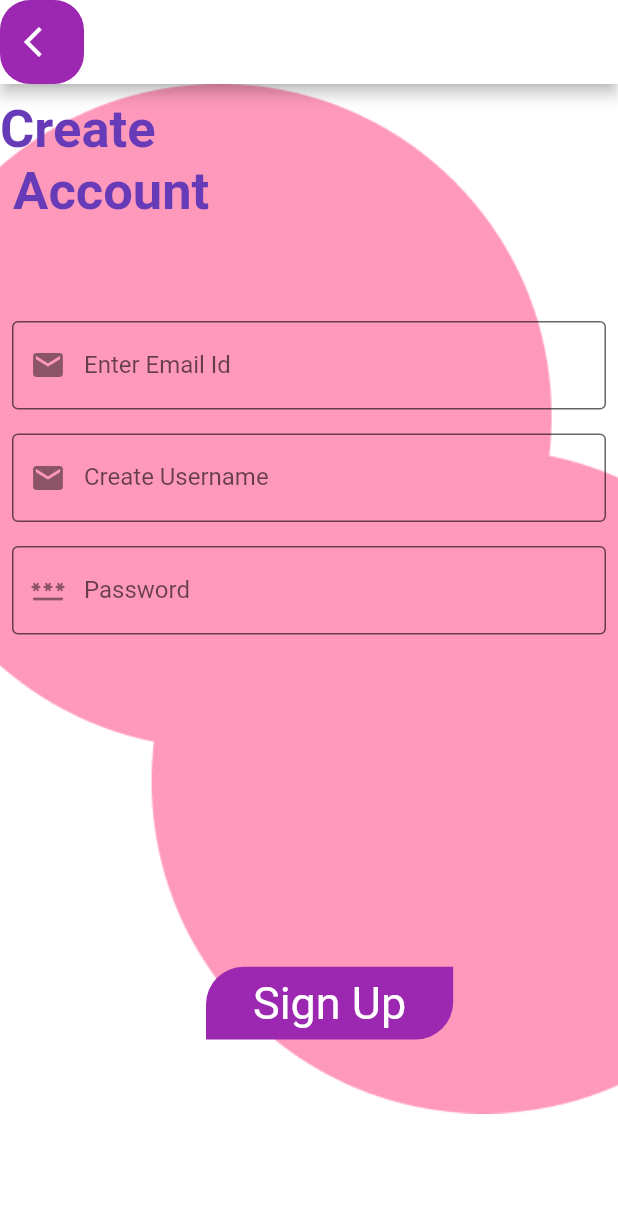
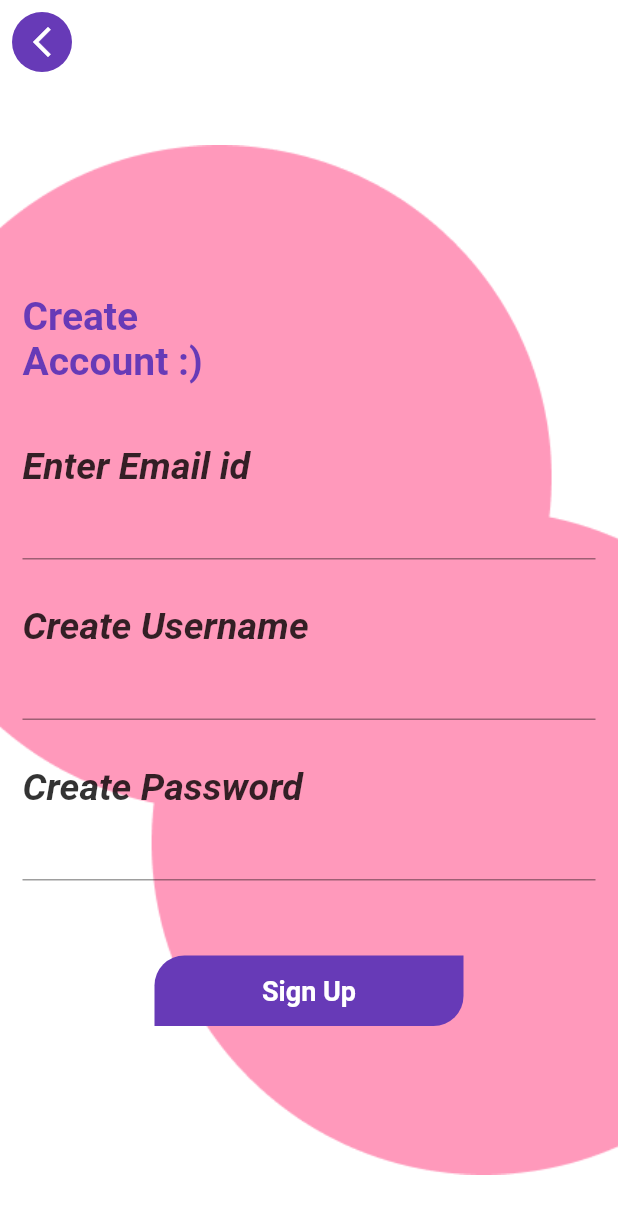
Before and after one commit to EmonSarkarr/innovaInfsys, a Flutter app: the SignupScreen screen opened by its route, on a phone screen of 412 x 824 dp. Shown: the top 1214 px of the screen. Run offline on Flutter 3.47's test engine with Material 2 defaults, Android fonts, the light colour scheme and no system bars.

Commit message:
Signup Redeisgn

```diff
--- a/lib/screens/signup_screen.dart
+++ b/lib/screens/signup_screen.dart
@@ -19,106 +19,197 @@ class _SignupScreenState extends State<SignupScreen> {
     return Scaffold(
       appBar: AppBar(
           backgroundColor: Colors.white,
-          leading: ClipRRect(
-            borderRadius: BorderRadius.circular(20),
-            child: Container(
-                color: Colors.purple,
-                child: IconButton(
-                  onPressed: () {
-                    Navigator.pop(context);
-                  },
-                  icon: const Icon(Icons.arrow_back_ios, color: Colors.white),
-                )),
-          )),
+        elevation: 0,
+        leading: Padding(
+          padding: const EdgeInsets.all(8.0),
+          child: Container(
+            decoration: const BoxDecoration(
+              color: Colors.deepPurple,
+              shape: BoxShape.circle
+            ),
+            child: IconButton(onPressed: (){}, icon: Icon(Icons.arrow_back_ios_new)),
+          ),
+        ),
+          ),
       backgroundColor: Colors.white,
-      body: Stack(
-        children: [
-          Image.asset(
-            'lib/images/signup_union.png',
-            fit: BoxFit.cover,
-            width: double.infinity,
-          ),
-          const Positioned(
-            top: 10,
-            child: Text('Create \n Account',
+      body: Container(
+        height: size.height,
+        width: size.width,
+        alignment: AlignmentDirectional.topStart,
+        decoration: const BoxDecoration(
+          image: DecorationImage(image: AssetImage('lib/images/signup_union.png'), fit: BoxFit.fitWidth),
+        ),
+        child: Padding(
+          padding: const EdgeInsets.symmetric(horizontal: 15.0, vertical: 10),
+          child: Column(
+            mainAxisAlignment: MainAxisAlignment.center,
+            crossAxisAlignment: CrossAxisAlignment.start,
+            children: [
+
+              const Text('Create\nAccount :)',
+              style: TextStyle(
+                color: Colors.deepPurple,
+                fontSize: 26,
+                fontWeight: FontWeight.bold
+              ),),
+              const SizedBox(
+                height: 40,
+              ),
+              Text('Enter Email id',
+              style: TextStyle(
+                color: Colors.black.withOpacity(.8),
+                fontSize: 25,
+                  fontStyle: FontStyle.italic,
+                fontWeight: FontWeight.w600
+              ),),
+              TextFormField(
+
+              ),
+              const SizedBox(
+                height: 30,
+              ),
+              Text('Create Username',
                 style: TextStyle(
+                    color: Colors.black.withOpacity(.8),
+                    fontSize: 25,
+                    fontStyle: FontStyle.italic,
+                    fontWeight: FontWeight.w600
+                ),),
+              TextFormField(
+
+              ),
+              const SizedBox(
+                height: 30,
+              ),
+              Text('Create Password',
+                style: TextStyle(
+                    color: Colors.black.withOpacity(.8),
+                    fontSize: 25,
+                    fontStyle: FontStyle.italic,
+                    fontWeight: FontWeight.w600
+                ),),
+              TextFormField(
+
+              ),
+              const SizedBox(
+                height: 50,
+              ),
+              Center(
+                child: Container(
+                  width: size.width *.5,
+                  decoration: const BoxDecoration(
                     color: Colors.deepPurple,
-                    fontSize: 35.0,
-                    fontWeight: FontWeight.bold)),
-          ),
-          Positioned(
-            top: size.height / 1.4,
-            left: size.width / 3,
-            child: InkWell(
-              onTap: () {
-                Navigator.pushNamed(context, ListOfUsers.routeName);
-              },
-              child: Container(
-                height: size.height / 17,
-                width: size.width / 2.5,
-                decoration: const BoxDecoration(
                     borderRadius: BorderRadius.only(
-                        topLeft: Radius.circular(25.0),
-                        bottomRight: Radius.circular(25.0)),
-                    color: Colors.purple),
-                child: const Center(
-                    child: Text("Sign Up",
-                        style: TextStyle(color: Colors.white, fontSize: 30))),
-              ),
-            ),
-          ),
-          Positioned(
-            top: 150,
-            child: Container(
-              width: size.width / 1,
-              height: size.height / 4,
-              child: Column(
-                children: const [
-                  Padding(
-                    padding: EdgeInsets.all(8.0),
-                    child: TextField(
-                      keyboardType: TextInputType.emailAddress,
-                      decoration: InputDecoration(
-                          border: OutlineInputBorder(),
-                          filled: true,
-                          fillColor: Colors.transparent,
-                          prefixIcon: Icon(Icons.email),
-                          hintText: "Enter Your Email id",
-                          labelText: "Enter Email Id"),
+                      topLeft: Radius.circular(20),
+                      bottomRight: Radius.circular(20),
                     ),
                   ),
-                  Padding(
-                    padding: EdgeInsets.all(8.0),
-                    child: TextField(
-                      keyboardType: TextInputType.emailAddress,
-                      decoration: InputDecoration(
-                          border: OutlineInputBorder(),
-                          filled: true,
-                          fillColor: Colors.transparent,
-                          prefixIcon: Icon(Icons.email),
-                          hintText: "Enter Your Email or Password",
-                          labelText: "Create Username"),
+                  child: const Padding(
+                    padding: EdgeInsets.symmetric(vertical: 13),
+                    child: Center(
+                      child: Text('Sign Up',
+                      style: TextStyle(
+                        color: Colors.white,
+                        fontSize: 18,
+                        fontWeight: FontWeight.w600
+                      ),),
                     ),
-                  ),
-                  Padding(
-                    padding: EdgeInsets.all(8.0),
-                    child: TextField(
-                      keyboardType: TextInputType.emailAddress,
-                      decoration: InputDecoration(
-                          border: OutlineInputBorder(),
-                          filled: true,
-                          fillColor: Colors.transparent,
-                          prefixIcon: Icon(Icons.password),
-                          hintText: "Create a new Password",
-                          labelText: "Password"),
-                    ),
-                  ),
-                ],
-              ),
-            ),
-          )
-        ],
+                  ),),
+              )
+            ],
+          ),
+        ),
       ),
+      // body: Stack(
+      //   alignment: AlignmentDirectional.center,
+      //   clipBehavior: Clip.none,
+      //   children: [
+      //     Image.asset(
+      //       'lib/images/signup_union.png',
+      //       fit: BoxFit.cover,
+      //       width: double.infinity,
+      //     ),
+      //     const Positioned(
+      //       top: 10,
+      //       child: Text('Create \n Account',
+      //           style: TextStyle(
+      //               color: Colors.deepPurple,
+      //               fontSize: 35.0,
+      //               fontWeight: FontWeight.bold)),
+      //     ),
+      //     Positioned(
+      //       top: size.height / 1.4,
+      //       left: size.width / 3,
+      //       child: InkWell(
+      //         onTap: () {
+      //           Navigator.pushNamed(context, ListOfUsers.routeName);
+      //         },
+      //         child: Container(
+      //           height: size.height / 17,
+      //           width: size.width / 2.5,
+      //           decoration: const BoxDecoration(
+      //               borderRadius: BorderRadius.only(
+      //                   topLeft: Radius.circular(25.0),
+      //                   bottomRight: Radius.circular(25.0)),
+      //               color: Colors.purple),
+      //           child: const Center(
+      //               child: Text("Sign Up",
+      //                   style: TextStyle(color: Colors.white, fontSize: 30))),
+      //         ),
+      //       ),
+      //     ),
+      //     Positioned(
+      //       top: 150,
+      //       child: Container(
+      //         width: size.width / 1,
+      //         height: size.height / 4,
+      //         child: Column(
+      //           children: const [
+      //             Padding(
+      //               padding: EdgeInsets.all(8.0),
+      //               child: TextField(
+      //                 keyboardType: TextInputType.emailAddress,
+      //                 decoration: InputDecoration(
+      //                     border: OutlineInputBorder(),
+      //                     filled: true,
+      //                     fillColor: Colors.transparent,
+      //                     prefixIcon: Icon(Icons.email),
+      //                     hintText: "Enter Your Email id",
+      //                     labelText: "Enter Email Id"),
+      //               ),
+      //             ),
+      //             Padding(
+      //               padding: EdgeInsets.all(8.0),
+      //               child: TextField(
+      //                 keyboardType: TextInputType.emailAddress,
+      //                 decoration: InputDecoration(
+      //                     border: OutlineInputBorder(),
+      //                     filled: true,
+      //                     fillColor: Colors.transparent,
+      //                     prefixIcon: Icon(Icons.email),
+      //                     hintText: "Enter Your Email or Password",
+      //                     labelText: "Create Username"),
+      //               ),
+      //             ),
+      //             Padding(
+      //               padding: EdgeInsets.all(8.0),
+      //               child: TextField(
+      //                 keyboardType: TextInputType.emailAddress,
+      //                 decoration: InputDecoration(
+      //                     border: OutlineInputBorder(),
+      //                     filled: true,
+      //                     fillColor: Colors.transparent,
+      //                     prefixIcon: Icon(Icons.password),
+      //                     hintText: "Create a new Password",
+      //                     labelText: "Password"),
+      //               ),
+      //             ),
+      //           ],
+      //         ),
+      //       ),
+      //     )
+      //   ],
+      // ),
     );
   }
 }
```
Also changed, not shown: pubspec.lock.
